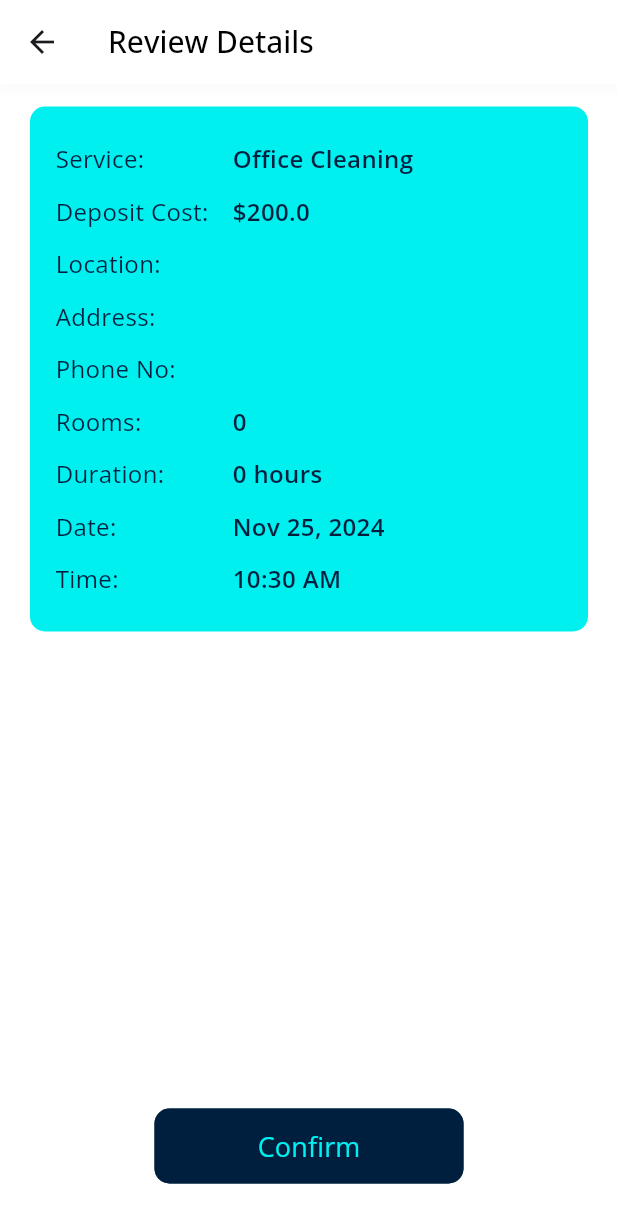
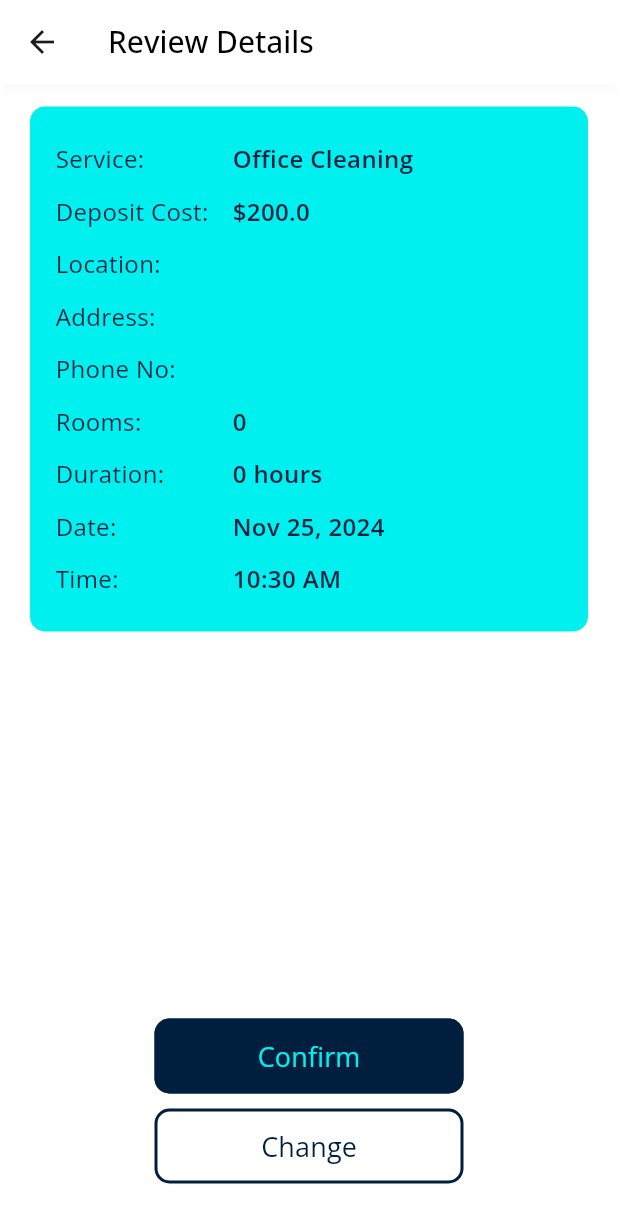
Before and after one commit to BizTidyTech/biztech_mobile_app, a Flutter app: the BookingReviewScreen screen opened directly with empty values, on a phone screen of 412 x 824 dp. Shown: the top 1223 px of the screen. Run offline on Flutter 3.47's test engine with Material 3 defaults, Android fonts, the phone set to English and light mode, and no system bars; our stand-ins replace cloud_firestore, entry, firebase_auth, firebase_core, fluttertoast, get and 8 more; missing offline and left inert: animate_gradient, cupertino_will_pop_scope, email_otp, omni_datetime_picker, quds_popup_menu; accounts and stored records are empty.

```diff
--- a/lib/ui/features/booking/booking_controller/booking_controller.dart
+++ b/lib/ui/features/booking/booking_controller/booking_controller.dart
@@ -66,11 +66,11 @@ class BookingsController extends GetxController {
     } else {
       errMessage = '';
       update();
-      await reviewAppointment(context, durationValue, roomSqft);
+      await reviewBookingData(context, durationValue, roomSqft);
     }
   }
 
-  reviewAppointment(
+  reviewBookingData(
       BuildContext context, double durationValue, double roomSqft) async {
     final userData = await getLocallySavedUserDetails();
     final newBookingData = BookingModel(
@@ -100,8 +100,6 @@ class BookingsController extends GetxController {
     );
   }
 
-  makePayment(){}
-
   bookAppointment(BookingModel bookingData) async {
     showLoading = true;
     update();
@@ -111,9 +109,10 @@ class BookingsController extends GetxController {
     );
     if (bookingResponse == true) {
       // Show dialog
-
     }
     showLoading = false;
     update();
   }
+
+  makePayment(BookingModel bookingData) {}
 }
--- a/lib/ui/features/booking/booking_view/bookings_review_screen.dart
+++ b/lib/ui/features/booking/booking_view/bookings_review_screen.dart
@@ -3,6 +3,7 @@
 import 'package:flutter/material.dart';
 import 'package:flutter/services.dart';
 import 'package:get/get.dart';
+import 'package:go_router/go_router.dart';
 import 'package:intl/intl.dart';
 import 'package:tidytech/ui/features/booking/booking_controller/booking_controller.dart';
 import 'package:tidytech/ui/features/booking/booking_model/booking_model.dart';
@@ -112,6 +113,19 @@ class _BookingReviewScreenState extends State<BookingReviewScreen> {
                             controller.bookAppointment(widget.booking);
                           },
                         ),
+                  verticalSpacer(10),
+                  controller.showLoading == true
+                      ? const SizedBox.shrink()
+                      : CustomButton(
+                          buttonText: AppStrings.change,
+                          width: screenWidth(context) * 0.5,
+                          borderColor: AppColors.deepBlue,
+                          color: AppColors.plainWhite,
+                          textcolor: AppColors.deepBlue,
+                          onPressed: () {
+                            context.pop();
+                          },
+                        ),
                   verticalSpacer(20),
                 ],
               ),
```
Also changed, not shown: pubspec.lock.
